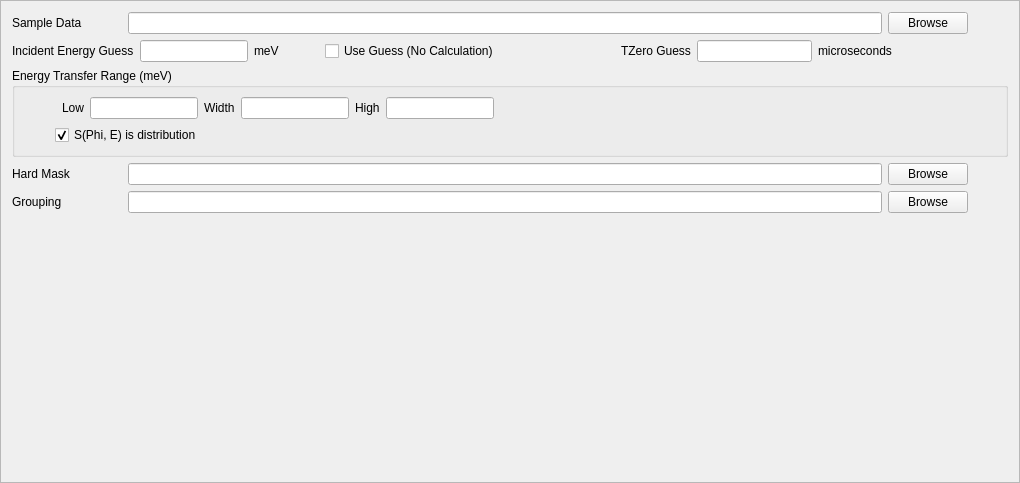
First picture: the form in Code/Mantid/scripts/Interface/ui/inelastic/dgs_sample_setup.ui, repository mantidproject/mantid, before the edit.
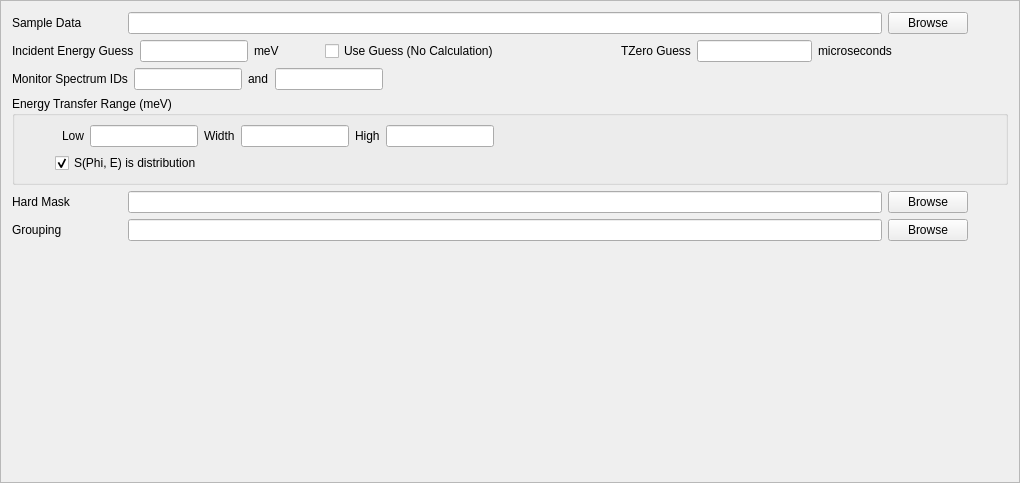
Second picture: the form after the edit.

Commit message: Refs #5454. Wiring up monitor spectrum ID overrides.

Diff of the .ui file:
```diff
--- a/Code/Mantid/scripts/Interface/ui/inelastic/dgs_sample_setup.ui
+++ b/Code/Mantid/scripts/Interface/ui/inelastic/dgs_sample_setup.ui
@@ -163,6 +163,72 @@
      </item>
     </layout>
    </item>
+   <item>
+    <layout class="QHBoxLayout" name="horizontalLayout_7">
+     <item>
+      <widget class="QLabel" name="monitor_specid_label">
+       <property name="toolTip">
+        <string>Override the default monitor spectrum IDs for Ei calculation.</string>
+       </property>
+       <property name="text">
+        <string>Monitor Spectrum IDs</string>
+       </property>
+      </widget>
+     </item>
+     <item>
+      <widget class="QLineEdit" name="monitor1_specid_edit">
+       <property name="sizePolicy">
+        <sizepolicy hsizetype="Minimum" vsizetype="Fixed">
+         <horstretch>0</horstretch>
+         <verstretch>0</verstretch>
+        </sizepolicy>
+       </property>
+       <property name="minimumSize">
+        <size>
+         <width>10</width>
+         <height>0</height>
+        </size>
+       </property>
+      </widget>
+     </item>
+     <item>
+      <widget class="QLabel" name="label_2">
+       <property name="text">
+        <string>and</string>
+       </property>
+      </widget>
+     </item>
+     <item>
+      <widget class="QLineEdit" name="monitor2_specid_edit">
+       <property name="sizePolicy">
+        <sizepolicy hsizetype="Minimum" vsizetype="Fixed">
+         <horstretch>0</horstretch>
+         <verstretch>0</verstretch>
+        </sizepolicy>
+       </property>
+       <property name="minimumSize">
+        <size>
+         <width>10</width>
+         <height>0</height>
+        </size>
+       </property>
+      </widget>
+     </item>
+     <item>
+      <spacer name="horizontalSpacer_9">
+       <property name="orientation">
+        <enum>Qt::Horizontal</enum>
+       </property>
+       <property name="sizeHint" stdset="0">
+        <size>
+         <width>40</width>
+         <height>20</height>
+        </size>
+       </property>
+      </spacer>
+     </item>
+    </layout>
+   </item>
    <item>
     <widget class="QGroupBox" name="et_range_box">
      <property name="title">
```
The commit also changes 3 other files.
